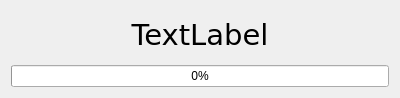
The window that osd.ui (cmusik/qtosd) describes before a commit, drawn with Qt 5.
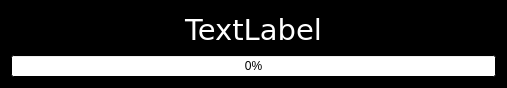
The same window after the commit.

```diff
--- a/osd.ui
+++ b/osd.ui
@@ -5,16 +5,117 @@
    <rect>
     <x>0</x>
     <y>0</y>
-    <width>400</width>
-    <height>98</height>
+    <width>507</width>
+    <height>88</height>
    </rect>
   </property>
+  <property name="palette" >
+   <palette>
+    <active>
+     <colorrole role="Base" >
+      <brush brushstyle="SolidPattern" >
+       <color alpha="255" >
+        <red>255</red>
+        <green>255</green>
+        <blue>255</blue>
+       </color>
+      </brush>
+     </colorrole>
+     <colorrole role="Window" >
+      <brush brushstyle="SolidPattern" >
+       <color alpha="255" >
+        <red>0</red>
+        <green>0</green>
+        <blue>0</blue>
+       </color>
+      </brush>
+     </colorrole>
+    </active>
+    <inactive>
+     <colorrole role="Base" >
+      <brush brushstyle="SolidPattern" >
+       <color alpha="255" >
+        <red>255</red>
+        <green>255</green>
+        <blue>255</blue>
+       </color>
+      </brush>
+     </colorrole>
+     <colorrole role="Window" >
+      <brush brushstyle="SolidPattern" >
+       <color alpha="255" >
+        <red>0</red>
+        <green>0</green>
+        <blue>0</blue>
+       </color>
+      </brush>
+     </colorrole>
+    </inactive>
+    <disabled>
+     <colorrole role="Base" >
+      <brush brushstyle="SolidPattern" >
+       <color alpha="255" >
+        <red>0</red>
+        <green>0</green>
+        <blue>0</blue>
+       </color>
+      </brush>
+     </colorrole>
+     <colorrole role="Window" >
+      <brush brushstyle="SolidPattern" >
+       <color alpha="255" >
+        <red>0</red>
+        <green>0</green>
+        <blue>0</blue>
+       </color>
+      </brush>
+     </colorrole>
+    </disabled>
+   </palette>
+  </property>
   <property name="windowTitle" >
    <string>Dialog</string>
   </property>
   <layout class="QVBoxLayout" name="verticalLayout" >
    <item>
-    <widget class="QLabel" name="mixer" >
+    <widget class="QLabel" name="label" >
+     <property name="palette" >
+      <palette>
+       <active>
+        <colorrole role="WindowText" >
+         <brush brushstyle="SolidPattern" >
+          <color alpha="255" >
+           <red>255</red>
+           <green>255</green>
+           <blue>255</blue>
+          </color>
+         </brush>
+        </colorrole>
+       </active>
+       <inactive>
+        <colorrole role="WindowText" >
+         <brush brushstyle="SolidPattern" >
+          <color alpha="255" >
+           <red>255</red>
+           <green>255</green>
+           <blue>255</blue>
+          </color>
+         </brush>
+        </colorrole>
+       </inactive>
+       <disabled>
+        <colorrole role="WindowText" >
+         <brush brushstyle="SolidPattern" >
+          <color alpha="255" >
+           <red>128</red>
+           <green>128</green>
+           <blue>128</blue>
+          </color>
+         </brush>
+        </colorrole>
+       </disabled>
+      </palette>
+     </property>
      <property name="font" >
       <font>
        <family>Bitstream Vera Sans</family>
@@ -32,6 +133,9 @@
    </item>
    <item>
     <widget class="QProgressBar" name="value" >
+     <property name="autoFillBackground" >
+      <bool>true</bool>
+     </property>
      <property name="value" >
       <number>0</number>
      </property>
```
Left out of the diff: 2 changed lines with no effect on the pictures.
